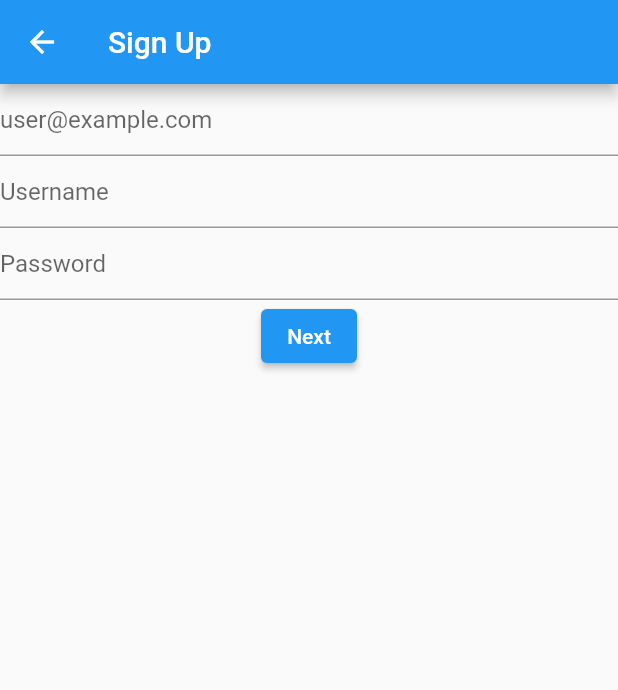
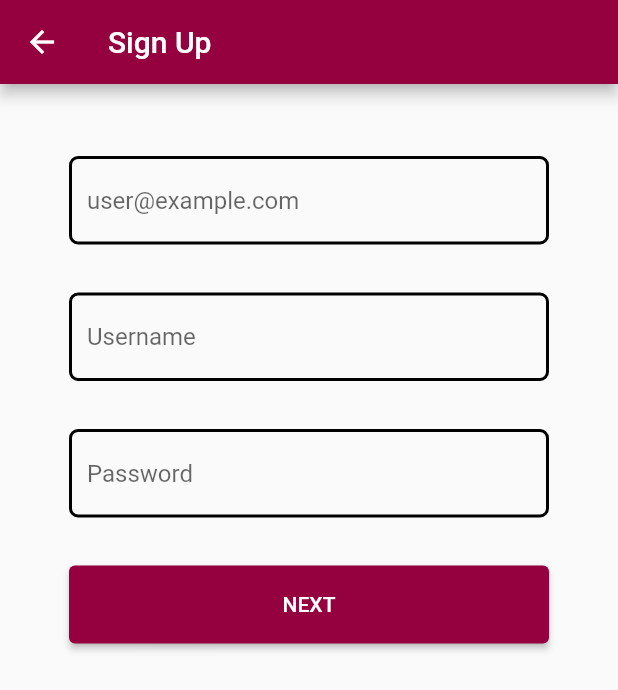
Before and after one commit to PMax5/CCU, a Flutter app: the SignUp screen opened directly, on a phone screen of 412 x 824 dp. Shown: the top 690 px of the screen. Run offline on Flutter 3.47's test engine with Material 2 defaults, Android fonts, the phone set to English and light mode, and no system bars.

Commit message:
Finished SignUp page.

```diff
--- /dev/null
+++ b/flutter_project/lib/settings.dart
@@ -0,0 +1,7 @@
+import 'package:flutter/material.dart';
+
+class Settings {
+  final double textInputWidth = 320;
+  final double textInputHeight = 52;
+  final Color mainColor = Color.fromRGBO(149, 0, 62, 1);
+}
--- a/flutter_project/lib/signup.dart
+++ b/flutter_project/lib/signup.dart
@@ -1,5 +1,6 @@
 
 import 'package:flutter/material.dart';
+import 'settings.dart';
 
 class SignUp extends StatefulWidget {
   SignUp({Key key}) : super(key: key);
@@ -10,9 +11,29 @@ class SignUp extends StatefulWidget {
 
 class SignUpState extends State<SignUp> {
 
+  Settings projectSettings = new Settings();
+
   Widget buildFormInputField(String hintText, String invalidInputMessage) {
-    return TextFormField(
+
+    OutlineInputBorder inputBorder(Color color) {
+      return OutlineInputBorder(
+          borderSide: BorderSide(color: color, width: 2.0),
+          borderRadius: BorderRadius.all(Radius.circular(6.0))
+      );
+    }
+
+    return Center(
+      child: Padding(
+          padding: EdgeInsets.only(bottom: 14),
+          child: Container(
+              width: projectSettings.textInputWidth,
+              height: projectSettings.textInputHeight + 25,
+              child: TextFormField(
                   decoration: InputDecoration(
+                      enabledBorder: inputBorder(Colors.black),
+                      focusedBorder: inputBorder(Colors.black),
+                      errorBorder: inputBorder(Colors.red),
+                      focusedErrorBorder: inputBorder(Colors.red),
                       hintText: hintText
                   ),
                   validator: (value) {
@@ -20,13 +41,18 @@ class SignUpState extends State<SignUp> {
                       return invalidInputMessage;
                     return null;
                   }
+              )
+          )
+      )
     );
   }
 
   Widget buildForm(BuildContext context) {
     final signUpFormKey = GlobalKey<FormState>();
 
-    return Form(
+    return Padding(
+      padding: EdgeInsets.only(top: 48),
+      child: Form(
           key: signUpFormKey,
           child: Column(
               crossAxisAlignment: CrossAxisAlignment.start,
@@ -35,18 +61,24 @@ class SignUpState extends State<SignUp> {
                 this.buildFormInputField('Username', 'Enter an username.'),
                 this.buildFormInputField('Password', 'Enter a password.'),
                 Center(
+                    child: Container(
+                        width: projectSettings.textInputWidth,
+                        height: projectSettings.textInputHeight,
                         child: ElevatedButton(
-              child: Text("Next"),
+                            child: Text("NEXT"),
+                            style: ButtonStyle(
+                              backgroundColor: MaterialStateProperty.all<Color>(projectSettings.mainColor),
+                            ),
                             onPressed: () {
                               if(signUpFormKey.currentState.validate()) {
                                 //TODO: Move to the next stage
-                } else {
-                  //TODO: Show notification to user
                               }
-              },
+                            }
                         )
                     )
-        ],
+                )
+              ]
+          )
       )
     );
   }
@@ -55,7 +87,8 @@ class SignUpState extends State<SignUp> {
   Widget build(BuildContext context) {
     return Scaffold(
       appBar: AppBar(
-        title: Text("Sign Up")
+        title: Text("Sign Up"),
+        backgroundColor: projectSettings.mainColor
       ),
       body: this.buildForm(context)
     );
```
Lines whose indentation alone changed are shown as unchanged.
